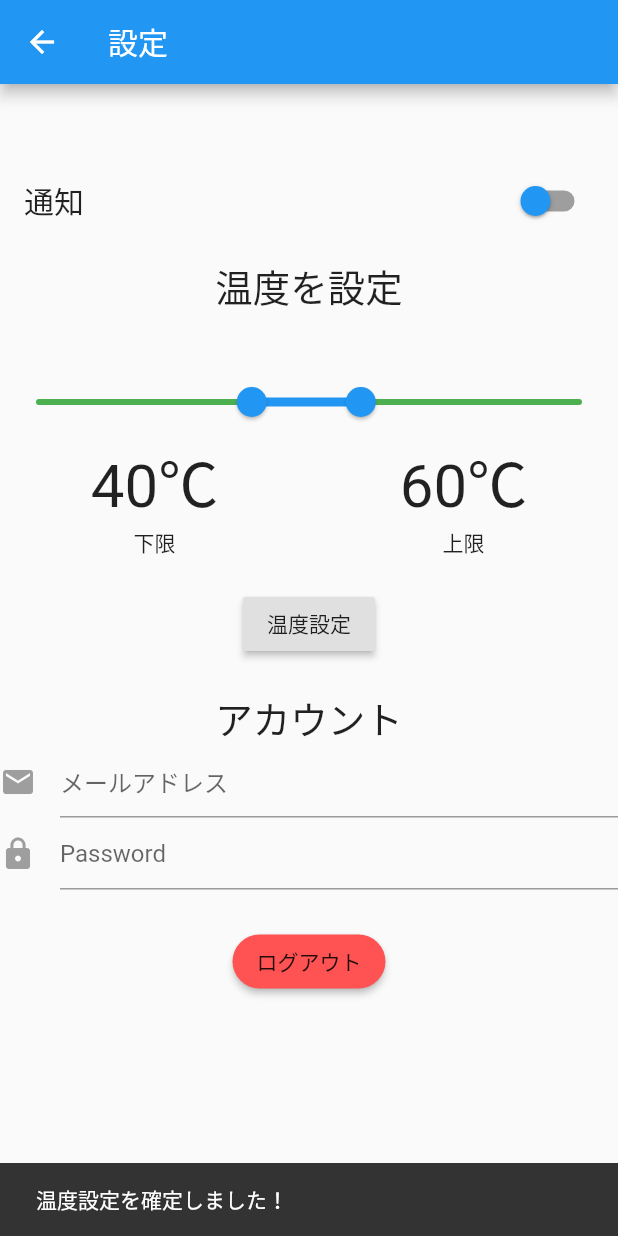
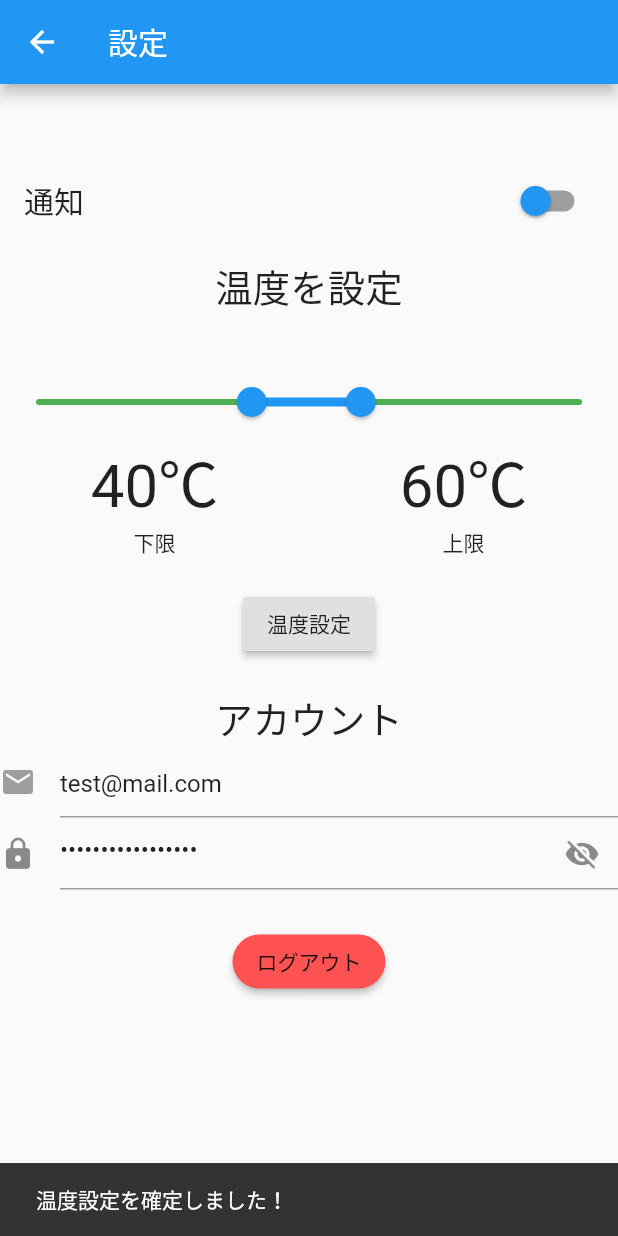
Before and after one commit to agriculture-x-iot/Agrimaster_app, a Flutter app: the Setting screen opened by its route, after a tap on "温度設定", on a phone screen of 412 x 824 dp. Run offline on Flutter 3.47's test engine with Material 2 defaults, Android fonts, the phone set to English and light mode, and no system bars; our stand-ins replace cloud_firestore; accounts and stored records are empty.

Commit message:
textfieldの作業はおわり

```diff
--- a/lib/main.dart
+++ b/lib/main.dart
@@ -233,7 +233,7 @@ class Setting extends StatefulWidget {
   _SettingState createState() => new _SettingState();
 }
 
-class AlwaysDisabledFocusNode extends FocusNode {
+class DisableKeybord extends FocusNode {
   @override
   bool get hasFocus => false;
 }
@@ -254,8 +254,15 @@ class _SettingState extends State<Setting> {
   @override
   void initState() {
     _updateLabels(_rangeValues);
+
+    isPasswordVisible = false;
+    isConfirmPasswordVisible = false;
     super.initState();
   }
+
+  TextEditingController _userConfirmPassword = TextEditingController(text: 'testPasswordDAYO!');
+  bool isPasswordVisible = false;
+  bool isConfirmPasswordVisible = false;
 
   GlobalKey<ScaffoldState> screen = GlobalKey<ScaffoldState>();
   /*
@@ -367,9 +374,10 @@ class _SettingState extends State<Setting> {
                               style: TextStyle(fontSize: 25)),
                 ),
 
-
-                TextFormField(
-                  focusNode: AlwaysDisabledFocusNode(),
+                Container(
+                  child: TextFormField(
+                    initialValue: 'test@mail.com',
+                    focusNode: DisableKeybord(),
                     maxLines: 1,
                     autofocus: false,
                     decoration: new InputDecoration(
@@ -380,19 +388,30 @@ class _SettingState extends State<Setting> {
                       )
                     ),
                   ),
+                ),
 
-
-                TextFormField(
-                  focusNode: AlwaysDisabledFocusNode(),
+                Container(
+                  child: TextFormField(
+                    controller: _userConfirmPassword,
+                    focusNode: DisableKeybord(),
                     maxLines: 1,
-                  obscureText: true,
+                    obscureText: !isConfirmPasswordVisible,
                     autofocus: false,
                     decoration: new InputDecoration(
                       hintText: 'Password',
-                    icon: new Icon(
-                      Icons.lock,
-                      color: Colors.grey,
-                    )
+                      suffixIcon: IconButton(
+                          icon: Icon(isConfirmPasswordVisible
+                              ? Icons.visibility
+                              : Icons.visibility_off),
+                      onPressed: (){
+                        setState(() {
+                          isConfirmPasswordVisible =
+                                  !isConfirmPasswordVisible;
+                        });
+                      },
+                    ),
+                    icon: Icon(Icons.lock)
+                    ),
                   ),
                 ),
 
```
Lines whose indentation alone changed are shown as unchanged.
